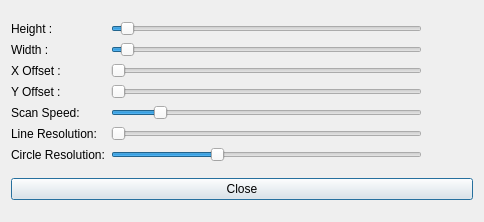
Old version of the form calibrer.ui in the repository johnsudaar/EdgeNightController.
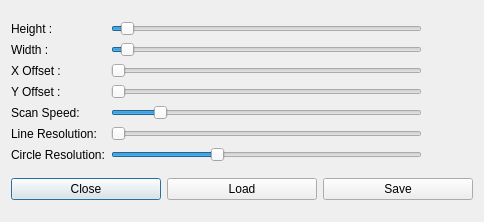
New version of the form.

Commit message: Enregistrement des valeurs de calibration - Les valeurs de calibration sont chargé par defaut au chargement - Possibilitée d'enregistrer les valeurs par defaut - Possibilitée de charger les valeurs par defaut

What changed in the file:
```diff
--- a/calibrer.ui
+++ b/calibrer.ui
@@ -220,11 +220,29 @@
     </layout>
    </item>
    <item>
+    <layout class="QHBoxLayout" name="horizontalLayout">
+     <item>
     <widget class="QPushButton" name="pb_close">
      <property name="text">
       <string>Close</string>
      </property>
     </widget>
+     </item>
+     <item>
+      <widget class="QPushButton" name="pb_load">
+       <property name="text">
+        <string>Load</string>
+       </property>
+      </widget>
+     </item>
+     <item>
+      <widget class="QPushButton" name="pb_save">
+       <property name="text">
+        <string>Save</string>
+       </property>
+      </widget>
+     </item>
+    </layout>
    </item>
   </layout>
  </widget>
```
Lines whose indentation alone changed are shown as unchanged. The commit also changes 2 other files.
